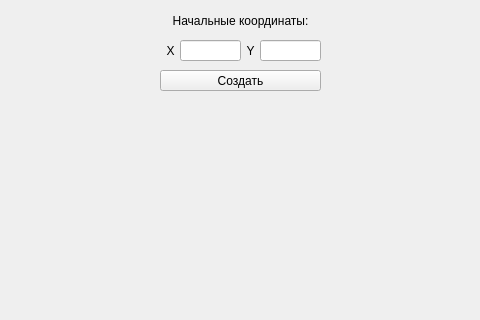
Before: the Qt Designer form lab2/mainwindow.ui in Inlucker/ComputerGraphics, drawn with Qt 5; both pictures show x 460 to 940 and y 0 to 320 of the 1181 by 700 pixel window.
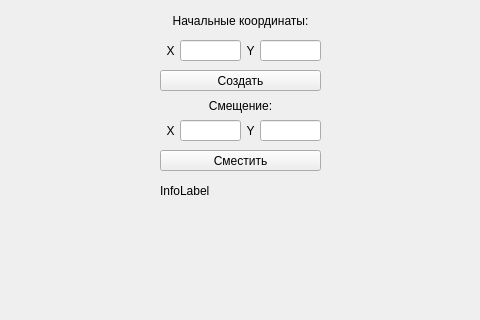
After: the same form once the commit is applied.

Diff of the .ui file:
```diff
--- a/lab2/mainwindow.ui
+++ b/lab2/mainwindow.ui
@@ -106,6 +106,100 @@
      <string>Создать</string>
     </property>
    </widget>
+   <widget class="QLabel" name="move_label">
+    <property name="geometry">
+     <rect>
+      <x>620</x>
+      <y>96</y>
+      <width>161</width>
+      <height>20</height>
+     </rect>
+    </property>
+    <property name="text">
+     <string>Смещение:</string>
+    </property>
+    <property name="alignment">
+     <set>Qt::AlignCenter</set>
+    </property>
+   </widget>
+   <widget class="QLabel" name="x_move_label">
+    <property name="geometry">
+     <rect>
+      <x>620</x>
+      <y>120</y>
+      <width>21</width>
+      <height>21</height>
+     </rect>
+    </property>
+    <property name="text">
+     <string>X</string>
+    </property>
+    <property name="alignment">
+     <set>Qt::AlignCenter</set>
+    </property>
+   </widget>
+   <widget class="QLineEdit" name="x_move">
+    <property name="geometry">
+     <rect>
+      <x>640</x>
+      <y>120</y>
+      <width>61</width>
+      <height>21</height>
+     </rect>
+    </property>
+   </widget>
+   <widget class="QLineEdit" name="y_move">
+    <property name="geometry">
+     <rect>
+      <x>720</x>
+      <y>120</y>
+      <width>61</width>
+      <height>21</height>
+     </rect>
+    </property>
+   </widget>
+   <widget class="QPushButton" name="move_btn">
+    <property name="geometry">
+     <rect>
+      <x>620</x>
+      <y>150</y>
+      <width>161</width>
+      <height>21</height>
+     </rect>
+    </property>
+    <property name="text">
+     <string>Сместить</string>
+    </property>
+   </widget>
+   <widget class="QLabel" name="y_move_label">
+    <property name="geometry">
+     <rect>
+      <x>700</x>
+      <y>120</y>
+      <width>21</width>
+      <height>21</height>
+     </rect>
+    </property>
+    <property name="text">
+     <string>Y</string>
+    </property>
+    <property name="alignment">
+     <set>Qt::AlignCenter</set>
+    </property>
+   </widget>
+   <widget class="QLabel" name="coords_label">
+    <property name="geometry">
+     <rect>
+      <x>620</x>
+      <y>180</y>
+      <width>161</width>
+      <height>21</height>
+     </rect>
+    </property>
+    <property name="text">
+     <string>InfoLabel</string>
+    </property>
+   </widget>
   </widget>
   <widget class="QMenuBar" name="menubar">
    <property name="geometry">
```
